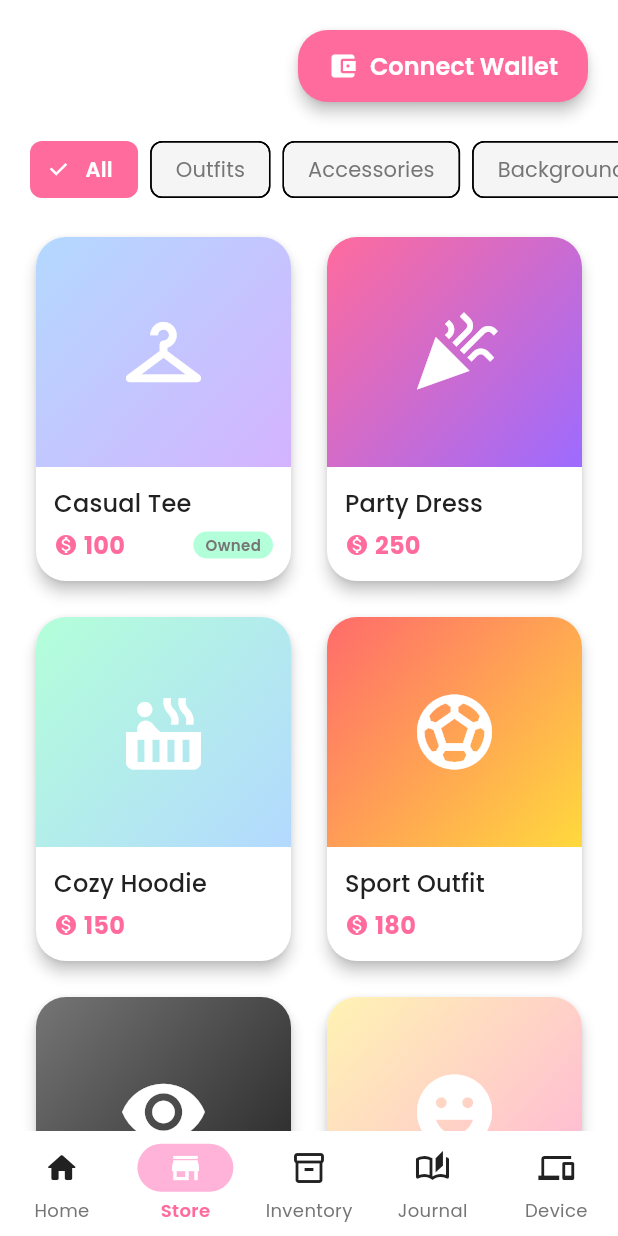
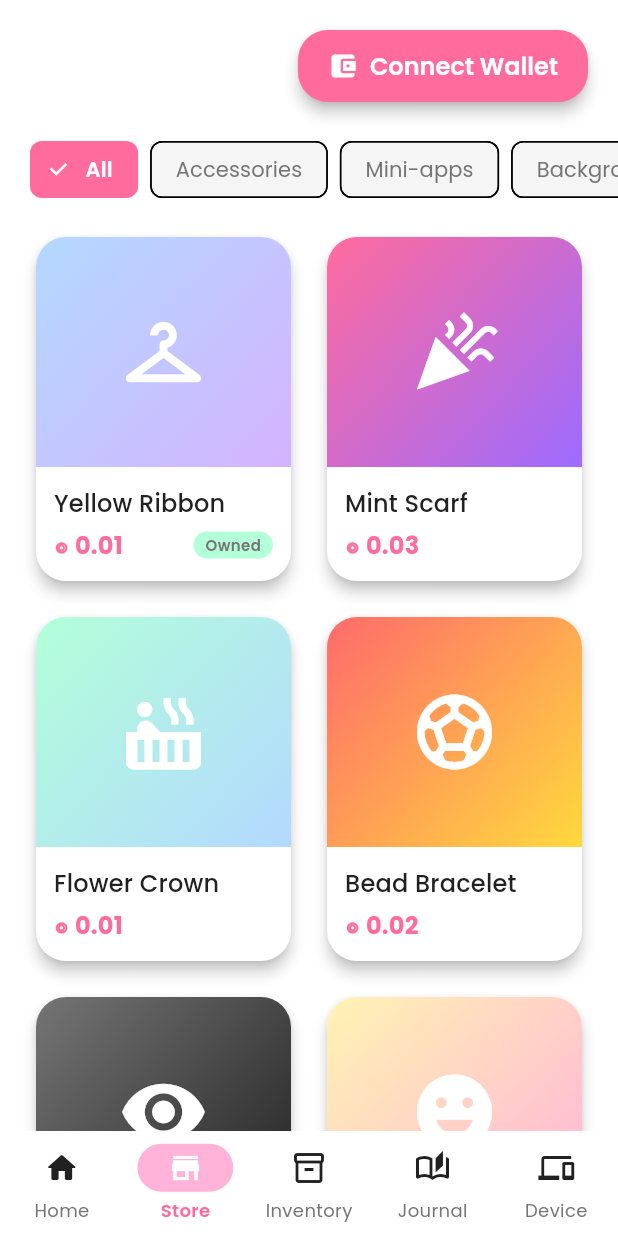
Before and after one commit to livinwater/plaipin-app, a Flutter app: the screen it shows after launch, item 2 of the bottom bar chosen, on a phone screen of 412 x 824 dp. Run offline on Flutter 3.47's test engine with Material 3 defaults, Android fonts, the light colour scheme and no system bars; our stand-ins replace app_links, flutter_blue_plus, flutter_tts, google_fonts, shared_preferences, speech_to_text; missing offline and left inert: bs58, model_viewer_plus, pinenacl, solana.

Commit message:
Add the items and mini-apps description

```diff
--- a/mobile_app/lib/screens/inventory_screen.dart
+++ b/mobile_app/lib/screens/inventory_screen.dart
@@ -343,7 +343,7 @@ class _InventoryItem {
 final List<_InventoryItem> _ownedItems = [
   _InventoryItem(
     id: '1',
-    name: 'Casual Tee',
+    name: 'Ribbon',
     category: 'Outfits',
     icon: Icons.checkroom,
     gradientColors: [AppTheme.pastelBlue, AppTheme.pastelPurple],
--- a/mobile_app/lib/screens/store_screen.dart
+++ b/mobile_app/lib/screens/store_screen.dart
@@ -14,7 +14,7 @@ class StoreScreen extends StatefulWidget {
 
 class _StoreScreenState extends State<StoreScreen> {
   String _selectedCategory = 'All';
-  final List<String> _categories = ['All', 'Outfits', 'Accessories', 'Backgrounds'];
+  final List<String> _categories = ['All', 'Accessories', 'Mini-apps','Backgrounds'];
 
   @override
   Widget build(BuildContext context) {
@@ -155,10 +155,17 @@ class _StoreItemCard extends StatelessWidget {
                     children: [
                       Row(
                         children: [
-                          const Icon(Icons.monetization_on, size: 16, color: AppTheme.primaryPink),
+                          Text(
+                            '◎',  // SOL symbol
+                            style: TextStyle(
+                              fontSize: 16,
+                              color: AppTheme.primaryPink,
+                              fontWeight: FontWeight.bold,
+                            ),
+                          ),
                           const SizedBox(width: 4),
                           Text(
-                            '${item.price}',
+                            '${item.price.toStringAsFixed(2)}',  // Show 2 decimal places
                             style: Theme.of(context).textTheme.titleMedium?.copyWith(
                               color: AppTheme.primaryPink,
                               fontWeight: FontWeight.bold,
@@ -229,7 +236,7 @@ class _StoreItemCard extends StatelessWidget {
                     const SnackBar(content: Text('Purchase feature coming in Phase 4!')),
                   );
                 },
-                child: Text(item.isOwned ? 'Already Owned' : 'Buy for ${item.price} coins'),
+                child: Text(item.isOwned ? 'Already Owned' : 'Buy for ◎${item.price.toStringAsFixed(2)} SOL'),
               ),
             ),
           ],
@@ -244,7 +251,7 @@ class _StoreItem {
   final String id;
   final String name;
   final String description;
-  final int price;
+  final double price;  // Changed to double for SOL prices
   final String category;
   final IconData icon;
   final List<Color> gradientColors;
@@ -266,38 +273,38 @@ final List<_StoreItem> _hardcodedItems = [
   // Outfits
   _StoreItem(
     id: '1',
-    name: 'Casual Tee',
-    description: 'Comfortable everyday outfit for your companion',
-    price: 100,
-    category: 'Outfits',
+    name: 'Yellow Ribbon',
+    description: 'Cutest ribbon for Plaipin',
+    price: 0.01,
+    category: 'Accessories',
     icon: Icons.checkroom,
     gradientColors: [AppTheme.pastelBlue, AppTheme.pastelPurple],
     isOwned: true,
   ),
   _StoreItem(
     id: '2',
-    name: 'Party Dress',
-    description: 'Sparkly dress for special occasions',
-    price: 250,
-    category: 'Outfits',
+    name: 'Mint Scarf',
+    description: 'Comfy warm scarf for cold days',
+    price: 0.025,
+    category: 'Accessories',
     icon: Icons.celebration,
     gradientColors: [AppTheme.primaryPink, AppTheme.primaryPurple],
   ),
   _StoreItem(
     id: '3',
-    name: 'Cozy Hoodie',
-    description: 'Warm and comfy for cold days',
-    price: 150,
-    category: 'Outfits',
+    name: 'Flower Crown',
+    description: 'A ring of flowers for the cutest PlaiPin',
+    price: 0.015,
+    category: 'Accessories',
     icon: Icons.hot_tub,
     gradientColors: [AppTheme.pastelGreen, AppTheme.pastelBlue],
   ),
   _StoreItem(
     id: '4',
-    name: 'Sport Outfit',
-    description: 'Active wear for energetic companions',
-    price: 180,
-    category: 'Outfits',
+    name: 'Bead Bracelet',
+    description: 'Wearing it on the ears because why not?',
+    price: 0.018,
+    category: 'Accessories',
     icon: Icons.sports_soccer,
     gradientColors: [AppTheme.moodExcited, AppTheme.moodHappy],
   ),
@@ -305,9 +312,9 @@ final List<_StoreItem> _hardcodedItems = [
   // Accessories
   _StoreItem(
     id: '5',
-    name: 'Cool Glasses',
-    description: 'Stylish sunglasses for your companion',
-    price: 80,
+    name: 'Little Spinner Hat',
+    description: 'Because spinning is fun!',
+    price: 0.012,
     category: 'Accessories',
     icon: Icons.visibility,
     gradientColors: [AppTheme.darkGray, AppTheme.black],
@@ -315,9 +322,9 @@ final List<_StoreItem> _hardcodedItems = [
   ),
   _StoreItem(
     id: '6',
-    name: 'Cute Hat',
-    description: 'Adorable hat to keep the sun away',
-    price: 120,
+    name: 'Small Rounded Glasses',
+    description: 'Too much screen time is bad for your eyes',
+    price: 0.01,
     category: 'Accessories',
     icon: Icons.emoji_emotions,
     gradientColors: [AppTheme.pastelYellow, AppTheme.pastelPink],
@@ -383,39 +390,30 @@ final List<_StoreItem> _hardcodedItems = [
   // More outfits
   _StoreItem(
     id: '13',
-    name: 'Pajamas',
-    description: 'Comfy sleepwear for bedtime',
-    price: 130,
-    category: 'Outfits',
-    icon: Icons.bedtime,
+    name: 'Daily Fortune',
+    description: 'Tells you your daily fortune',
+    price: 0.1,
+    category: 'Mini-apps',
+    icon: Icons.stars,
     gradientColors: [AppTheme.pastelPurple, AppTheme.pastelPink],
-  ),
-  _StoreItem(
-    id: '14',
-    name: 'Rain Coat',
-    description: 'Stay dry in rainy weather',
-    price: 160,
-    category: 'Outfits',
-    icon: Icons.umbrella,
-    gradientColors: [AppTheme.pastelYellow, AppTheme.moodHappy],
   ),
 
   // More accessories
   _StoreItem(
-    id: '15',
-    name: 'Backpack',
-    description: 'Adventure-ready backpack',
-    price: 110,
-    category: 'Accessories',
+    id: '14',
+    name: 'Proximity Tag',
+    description: 'Pass between your PlaiPin and other PlaiPins to see who is nearby',
+    price: 0.05,
+    category: 'Mini-apps',
     icon: Icons.backpack,
     gradientColors: [AppTheme.moodCalm, AppTheme.pastelBlue],
   ),
   _StoreItem(
-    id: '16',
-    name: 'Crown',
-    description: 'Royal crown for your companion',
-    price: 500,
-    category: 'Accessories',
+    id: '15',
+    name: 'Daily Glazing',
+    description: 'Tells you 3 amazing things about yourself every day',
+    price: 0.1,
+    category: 'Mini-apps',
     icon: Icons.stars,
     gradientColors: [AppTheme.moodHappy, AppTheme.primaryPink],
   ),
```
